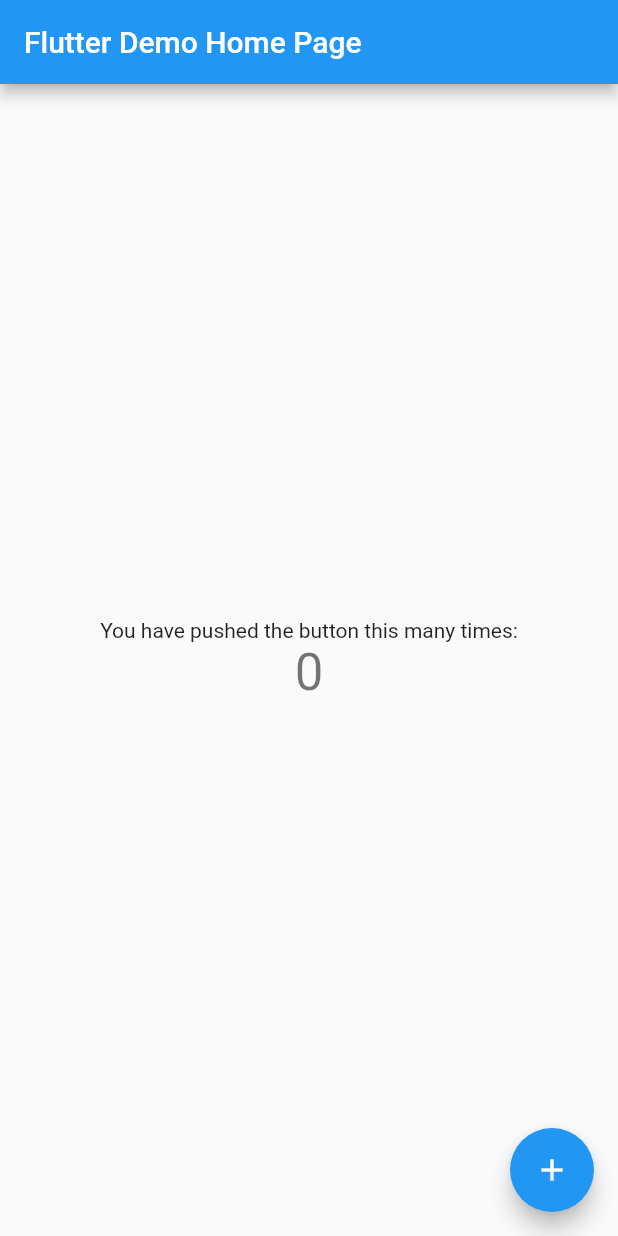
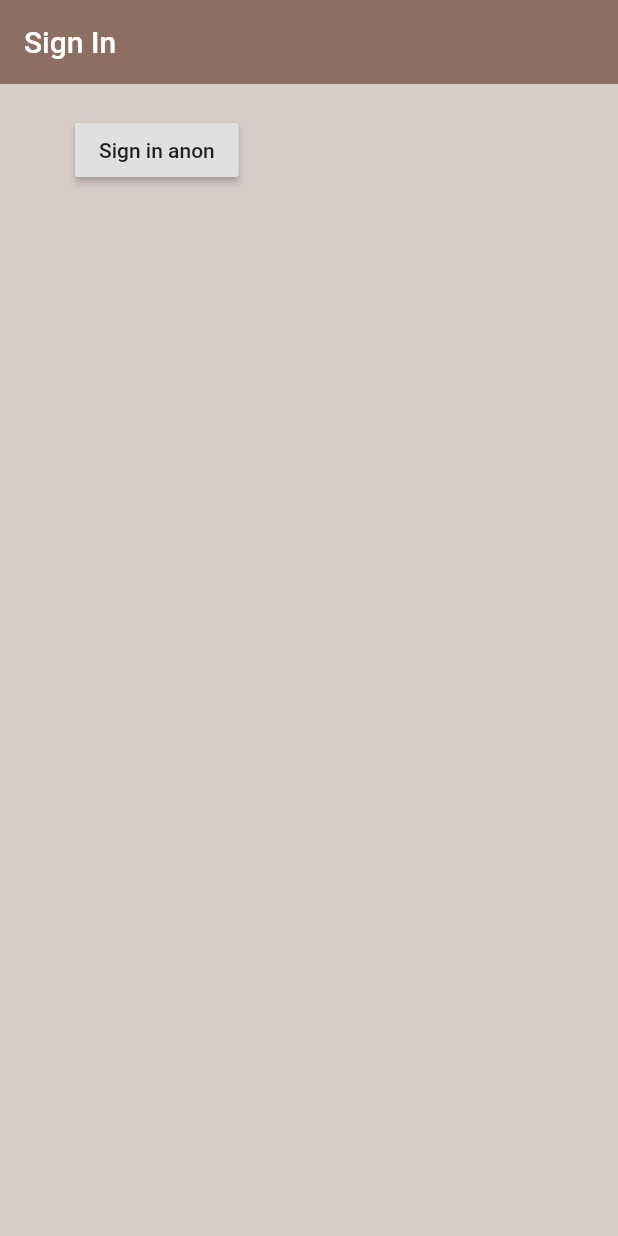
Before and after one commit to Raveen2001/Flutter-And-Firebase, a Flutter app: the screen it shows after launch, on a phone screen of 412 x 824 dp. Run offline on Flutter 3.47's test engine with Material 2 defaults, Android fonts, the phone set to English and light mode, and no system bars; our stand-ins replace firebase_auth, firebase_core; accounts and stored records are empty.

Commit message:
added new files

```diff
--- a/lib/main.dart
+++ b/lib/main.dart
@@ -1,4 +1,5 @@
 import 'package:flutter/material.dart';
+import 'package:flutter_firebase/screens/wrapper.dart';
 
 void main() {
   runApp(MyApp());
@@ -9,109 +10,7 @@ class MyApp extends StatelessWidget {
   @override
   Widget build(BuildContext context) {
     return MaterialApp(
-      title: 'Flutter Demo',
-      theme: ThemeData(
-        // This is the theme of your application.
-        //
-        // Try running your application with "flutter run". You'll see the
-        // application has a blue toolbar. Then, without quitting the app, try
-        // changing the primarySwatch below to Colors.green and then invoke
-        // "hot reload" (press "r" in the console where you ran "flutter run",
-        // or simply save your changes to "hot reload" in a Flutter IDE).
-        // Notice that the counter didn't reset back to zero; the application
-        // is not restarted.
-        primarySwatch: Colors.blue,
-        // This makes the visual density adapt to the platform that you run
-        // the app on. For desktop platforms, the controls will be smaller and
-        // closer together (more dense) than on mobile platforms.
-        visualDensity: VisualDensity.adaptivePlatformDensity,
-      ),
-      home: MyHomePage(title: 'Flutter Demo Home Page'),
+        home: Wrapper(),
     );
   }
 }
-
-class MyHomePage extends StatefulWidget {
-  MyHomePage({Key key, this.title}) : super(key: key);
-
-  // This widget is the home page of your application. It is stateful, meaning
-  // that it has a State object (defined below) that contains fields that affect
-  // how it looks.
-
-  // This class is the configuration for the state. It holds the values (in this
-  // case the title) provided by the parent (in this case the App widget) and
-  // used by the build method of the State. Fields in a Widget subclass are
-  // always marked "final".
-
-  final String title;
-
-  @override
-  _MyHomePageState createState() => _MyHomePageState();
-}
-
-class _MyHomePageState extends State<MyHomePage> {
-  int _counter = 0;
-
-  void _incrementCounter() {
-    setState(() {
-      // This call to setState tells the Flutter framework that something has
-      // changed in this State, which causes it to rerun the build method below
-      // so that the display can reflect the updated values. If we changed
-      // _counter without calling setState(), then the build method would not be
-      // called again, and so nothing would appear to happen.
-      _counter++;
-    });
-  }
-
-  @override
-  Widget build(BuildContext context) {
-    // This method is rerun every time setState is called, for instance as done
-    // by the _incrementCounter method above.
-    //
-    // The Flutter framework has been optimized to make rerunning build methods
-    // fast, so that you can just rebuild anything that needs updating rather
-    // than having to individually change instances of widgets.
-    return Scaffold(
-      appBar: AppBar(
-        // Here we take the value from the MyHomePage object that was created by
-        // the App.build method, and use it to set our appbar title.
-        title: Text(widget.title),
-      ),
-      body: Center(
-        // Center is a layout widget. It takes a single child and positions it
-        // in the middle of the parent.
-        child: Column(
-          // Column is also a layout widget. It takes a list of children and
-          // arranges them vertically. By default, it sizes itself to fit its
-          // children horizontally, and tries to be as tall as its parent.
-          //
-          // Invoke "debug painting" (press "p" in the console, choose the
-          // "Toggle Debug Paint" action from the Flutter Inspector in Android
-          // Studio, or the "Toggle Debug Paint" command in Visual Studio Code)
-          // to see the wireframe for each widget.
-          //
-          // Column has various properties to control how it sizes itself and
-          // how it positions its children. Here we use mainAxisAlignment to
-          // center the children vertically; the main axis here is the vertical
-          // axis because Columns are vertical (the cross axis would be
-          // horizontal).
-          mainAxisAlignment: MainAxisAlignment.center,
-          children: <Widget>[
-            Text(
-              'You have pushed the button this many times:',
-            ),
-            Text(
-              '$_counter',
-              style: Theme.of(context).textTheme.headline4,
-            ),
-          ],
-        ),
-      ),
-      floatingActionButton: FloatingActionButton(
-        onPressed: _incrementCounter,
-        tooltip: 'Increment',
-        child: Icon(Icons.add),
-      ), // This trailing comma makes auto-formatting nicer for build methods.
-    );
-  }
-}
--- /dev/null
+++ b/lib/models/user.dart
@@ -0,0 +1,6 @@
+class LoggedUser{
+  final String uid;
+
+  LoggedUser({this.uid});
+
+}
--- /dev/null
+++ b/lib/screens/authentication/authentication.dart
@@ -0,0 +1,22 @@
+import 'package:flutter/material.dart';
+import 'package:flutter_firebase/screens/authentication/signIn.dart';
+import 'package:firebase_core/firebase_core.dart';
+
+class Authenticate extends StatefulWidget {
+
+
+  @override
+  _AuthenticateState createState() => _AuthenticateState();
+}
+
+class _AuthenticateState extends State<Authenticate> {
+
+
+
+  @override
+  Widget build(BuildContext context) {
+    return Container(
+      child: SignIn(),
+    );
+  }
+}
--- /dev/null
+++ b/lib/screens/authentication/signIn.dart
@@ -0,0 +1,41 @@
+import 'package:flutter/material.dart';
+import 'package:flutter_firebase/services/auth.dart';
+
+class SignIn extends StatefulWidget {
+  @override
+  _SignInState createState() => _SignInState();
+}
+
+class _SignInState extends State<SignIn> {
+
+  final AuthService _authService = AuthService();
+
+
+  @override
+  Widget build(BuildContext context) {
+    return Scaffold(
+      backgroundColor: Colors.brown[100],
+      appBar: AppBar(
+        backgroundColor: Colors.brown[400],
+        elevation: 0.0,
+        title: Text("Sign In"),
+      ),
+      body: Container(
+        padding: EdgeInsets.symmetric(vertical: 20.0, horizontal: 50.0),
+        child: RaisedButton(
+          child: Text("Sign in anon"),
+          onPressed: () async{
+              await _authService.initSetup();
+              dynamic result = await _authService.signInAnon();
+              if(result == null){
+                print("error signing in");
+              }else{
+                print("signed in");
+                print(result.uid);
+              }
+          },
+        ),
+      )
+    );
+  }
+}
--- /dev/null
+++ b/lib/screens/wrapper.dart
@@ -0,0 +1,13 @@
+import 'package:flutter/material.dart';
+import 'package:flutter_firebase/screens/authentication/authentication.dart';
+import 'package:flutter_firebase/screens/home/home.dart';
+class Wrapper extends StatelessWidget {
+
+  @override
+  Widget build(BuildContext context) {
+
+
+    // TODO: return either home or Authentication wiget
+    return Authenticate();
+  }
+}
--- a/pubspec.yaml
+++ b/pubspec.yaml
@@ -28,10 +28,14 @@ dependencies:
   # The following adds the Cupertino Icons font to your application.
   # Use with the CupertinoIcons class for iOS style icons.
   cupertino_icons: ^1.0.0
+  firebase_core: ^0.5.2
+  firebase_auth: ^0.18.3
+
 
 dev_dependencies:
   flutter_test:
     sdk: flutter
+
 
 # For information on the generic Dart part of this file, see the
 # following page: https://dart.dev/tools/pub/pubspec
```
Also changed, not shown: lib/screens/home/home.dart (added, +11 -0 lines), lib/services/auth.dart (added, +40 -0 lines), pubspec.lock, 4 other files.
